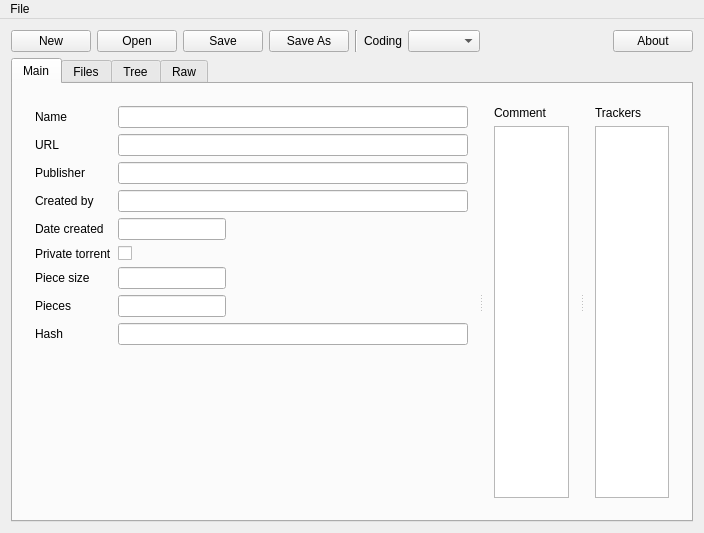
Old version of the form mainwindow.ui in the repository torrent-file-editor/torrent-file-editor.
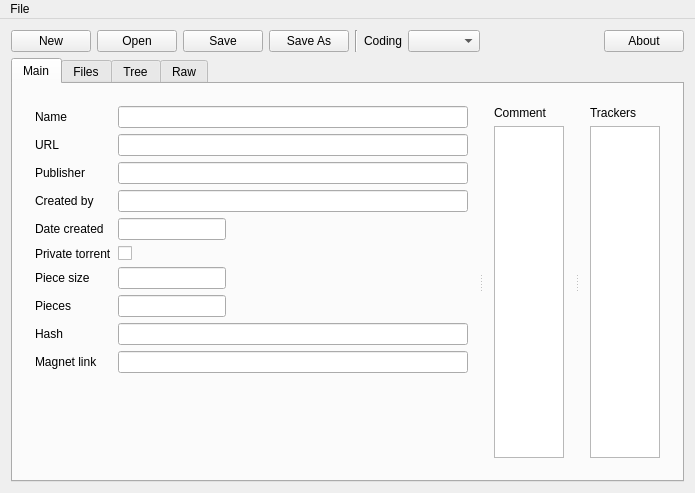
New version of the form. Icons and pictures are not drawn. Custom widgets are drawn as their Qt base class.

Commit message:
Add magnet link generating
Fix #74

What changed in the file:
```diff
--- a/mainwindow.ui
+++ b/mainwindow.ui
@@ -6,8 +6,8 @@
    <rect>
     <x>0</x>
     <y>0</y>
-    <width>704</width>
-    <height>533</height>
+    <width>659</width>
+    <height>493</height>
    </rect>
   </property>
   <property name="acceptDrops">
@@ -280,7 +280,7 @@
               </property>
              </widget>
             </item>
-            <item row="10" column="0">
+            <item row="11" column="0">
              <spacer name="verticalSpacer">
               <property name="orientation">
                <enum>Qt::Vertical</enum>
@@ -293,6 +293,23 @@
               </property>
              </spacer>
             </item>
+            <item row="10" column="0">
+             <widget class="QLabel" name="label_17">
+              <property name="text">
+               <string>Magnet link</string>
+              </property>
+             </widget>
+            </item>
+            <item row="10" column="1">
+             <widget class="UrlEdit" name="leMagnetLink">
+              <property name="focusPolicy">
+               <enum>Qt::ClickFocus</enum>
+              </property>
+              <property name="readOnly">
+               <bool>true</bool>
+              </property>
+             </widget>
+            </item>
            </layout>
           </widget>
           <widget class="QSplitter" name="splitter">
@@ -821,8 +838,8 @@
     <rect>
      <x>0</x>
      <y>0</y>
-     <width>704</width>
-     <height>27</height>
+     <width>659</width>
+     <height>29</height>
     </rect>
    </property>
    <widget class="QMenu" name="menuFile">
```
Left out of the diff: 56 changed lines with no effect on the pictures. The commit also changes 4 other files.
